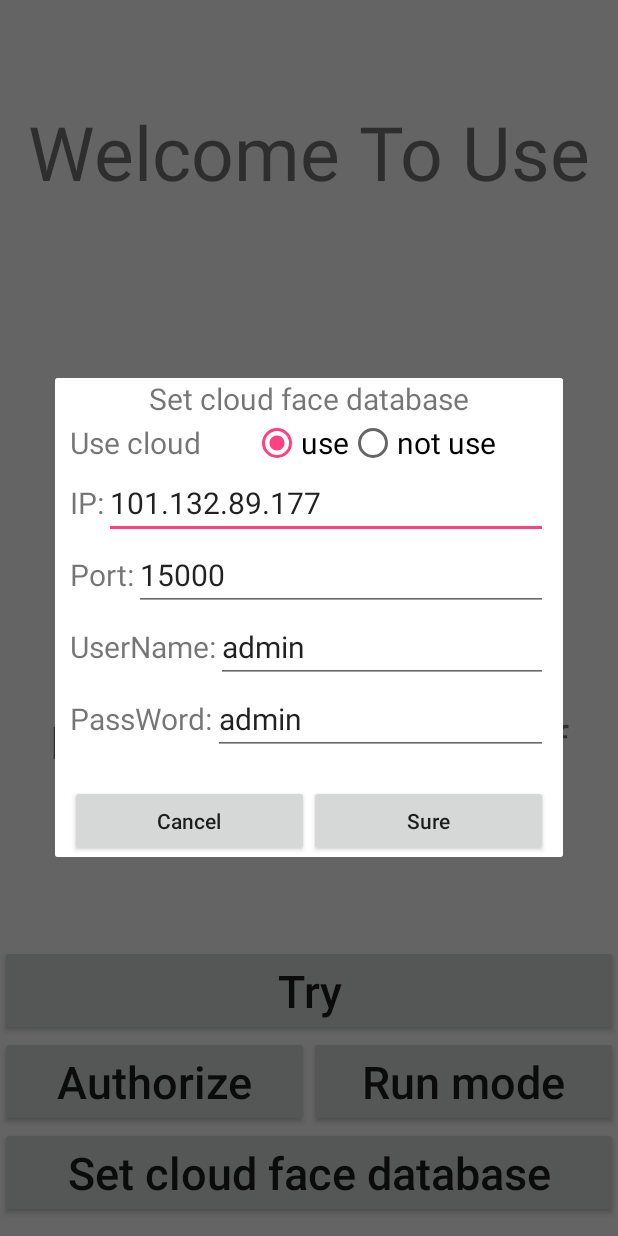
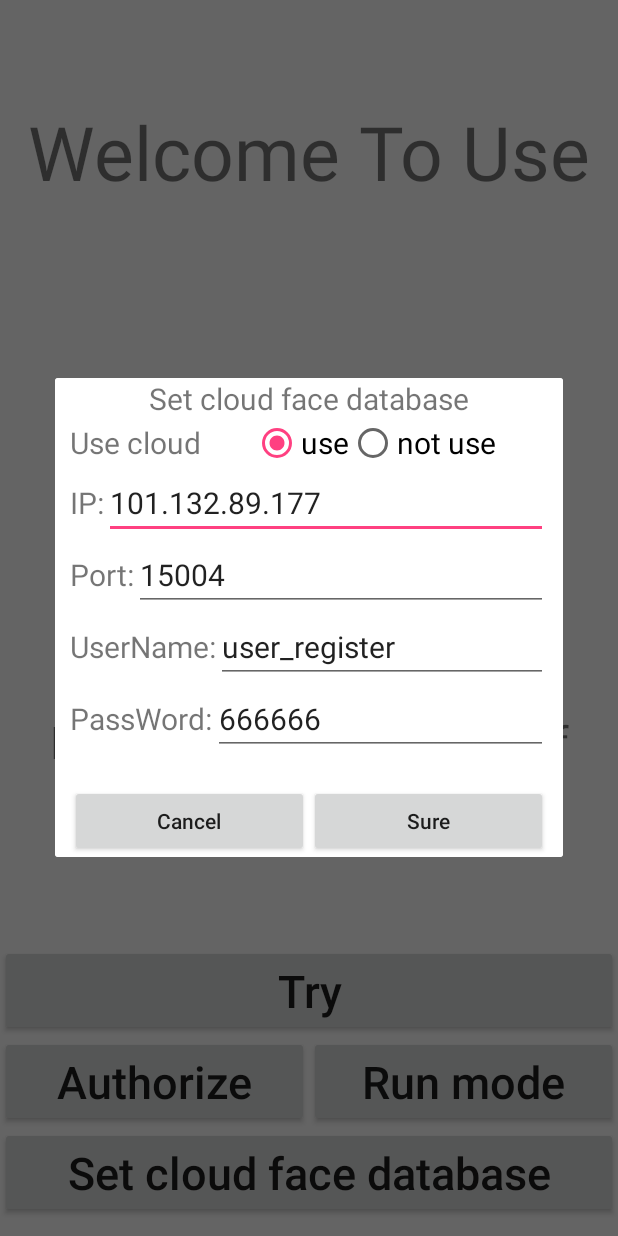
Before and after one commit to alifaceengine/ali_face_engine_android_demo, an Android app: the screen it shows after launch (WelcomeActivity), after a tap on "Set cloud face database", on a phone screen of 412 x 824 dp. Run offline under Robolectric (Android 15) with nearby library versions, the phone set to English and light mode, and no system bars; 8 statements that could not run were skipped.

Commit message:
update 3.5.9 sdk

```diff
--- a/app/src/main/java/com/alibaba/cloud/alifaceenginedemo/SettingDialog.java
+++ b/app/src/main/java/com/alibaba/cloud/alifaceenginedemo/SettingDialog.java
@@ -60,9 +60,9 @@ public class SettingDialog extends Dialog implements RadioGroup.OnCheckedChangeL
         if (useCloud) {
             mCtrlUseCloud.setChecked(true);
             mCtrlIP.setText(SPUtils.get(mContext, SPUtils.KEY_CLOUD_IP, "101.132.89.177").toString());
-            mCtrlPort.setText(SPUtils.get(mContext, SPUtils.KEY_CLOUD_PORT, "15000").toString());
-            mCtrlUserName.setText(SPUtils.get(mContext, SPUtils.KEY_CLOUD_USERNAME, "admin").toString());
-            mCtrlUserPsw.setText(SPUtils.get(mContext, SPUtils.KEY_CLOUD_USERPSW, "admin").toString());
+            mCtrlPort.setText(SPUtils.get(mContext, SPUtils.KEY_CLOUD_PORT, "15004").toString());
+            mCtrlUserName.setText(SPUtils.get(mContext, SPUtils.KEY_CLOUD_USERNAME, "user_register").toString());
+            mCtrlUserPsw.setText(SPUtils.get(mContext, SPUtils.KEY_CLOUD_USERPSW, "666666").toString());
         } else {
             mCtrlNotUseCloud.setChecked(true);
             mCtrlIP.setText("");
@@ -90,9 +90,9 @@ public class SettingDialog extends Dialog implements RadioGroup.OnCheckedChangeL
         switch (checkedId) {
             case R.id.use_cloud_use:
                 mCtrlIP.setText(SPUtils.get(mContext, SPUtils.KEY_CLOUD_IP, "101.132.89.177").toString());
-                mCtrlPort.setText(SPUtils.get(mContext, SPUtils.KEY_CLOUD_PORT, "15000").toString());
-                mCtrlUserName.setText(SPUtils.get(mContext, SPUtils.KEY_CLOUD_USERNAME, "admin").toString());
-                mCtrlUserPsw.setText(SPUtils.get(mContext, SPUtils.KEY_CLOUD_USERPSW, "admin").toString());
+                mCtrlPort.setText(SPUtils.get(mContext, SPUtils.KEY_CLOUD_PORT, "15004").toString());
+                mCtrlUserName.setText(SPUtils.get(mContext, SPUtils.KEY_CLOUD_USERNAME, "user_register").toString());
+                mCtrlUserPsw.setText(SPUtils.get(mContext, SPUtils.KEY_CLOUD_USERPSW, "666666").toString());
                 break;
             case R.id.use_cloud_not_use:
                 mCtrlIP.setText("");
--- a/app/src/main/java/com/alibaba/cloud/alifaceenginedemo/WelcomeActivity.java
+++ b/app/src/main/java/com/alibaba/cloud/alifaceenginedemo/WelcomeActivity.java
@@ -46,21 +46,6 @@ public class WelcomeActivity extends Activity implements View.OnClickListener {
     private void Initialization() {
         filePath = Utils.filePath;
         Log.d(TAG, "FaceEngine.getVersion:" + FaceEngine.getVersion());
-        FaceEngine.enableDebug(true);
-        if (isFile(filePath)) {
-            FaceEngine.setPersistencePath(filePath);
-        }
-
-        boolean useCloud = (Boolean) SPUtils.get(this, SPUtils.KEY_USE_CLOUD, SPUtils.DEFAULT_VALUE_USE_CLOUD);
-        if (useCloud) {
-            FaceEngine.setCloudAddr(SPUtils.get(this, SPUtils.KEY_CLOUD_IP, "101.132.89.177").toString(),
-                    Integer.parseInt(SPUtils.get(this, SPUtils.KEY_CLOUD_PORT, "15000").toString()));
-            FaceEngine.setCloudLoginAccount(SPUtils.get(this, SPUtils.KEY_CLOUD_USERNAME, "admin").toString(),
-                    SPUtils.get(this, SPUtils.KEY_CLOUD_USERPSW, "admin").toString());
-        } else {
-            FaceEngine.setCloudAddr("", 0);
-            FaceEngine.setCloudLoginAccount("", "");
-        }
 
         if (!SPUtils.hasAuthKey(this)) {
             SPUtils.setAuthKey(this, "eyJ2ZW5kb3JJZCI6ImNlc2hpX3ZlbmRvciIsInJvbGUiOjIsImNvZGUiOiJBNEU1QzZCNkMxQkY4RkZENjgwRTY2NkIzMkIxNjI2RSIsImV4cGlyZSI6IjIwMTkwODMxIiwidHlwZSI6MX0=");
@@ -71,6 +56,23 @@ public class WelcomeActivity extends Activity implements View.OnClickListener {
             toastAuthFail();
         } else {
             AuthSuccess = true;
+        }
+
+        FaceEngine.enableDebug(true);
+
+        if (isFile(filePath)) {
+            FaceEngine.setPersistencePath(filePath);
+        }
+
+        boolean useCloud = (Boolean) SPUtils.get(this, SPUtils.KEY_USE_CLOUD, SPUtils.DEFAULT_VALUE_USE_CLOUD);
+        if (useCloud) {
+            FaceEngine.setCloudAddr(SPUtils.get(this, SPUtils.KEY_CLOUD_IP, "101.132.89.177").toString(),
+                    Integer.parseInt(SPUtils.get(this, SPUtils.KEY_CLOUD_PORT, "15004").toString()));
+            FaceEngine.setCloudLoginAccount(SPUtils.get(this, SPUtils.KEY_CLOUD_USERNAME, "user_register").toString(),
+                    SPUtils.get(this, SPUtils.KEY_CLOUD_USERPSW, "666666").toString());
+        } else {
+            FaceEngine.setCloudAddr("", 0);
+            FaceEngine.setCloudLoginAccount("", "");
         }
     }
 
--- a/app/src/main/res/layout/create_group.xml
+++ b/app/src/main/res/layout/create_group.xml
@@ -66,7 +66,7 @@
                 android:layout_height="wrap_content"
                 android:layout_gravity="center_horizontal"
                 android:checked="false"
-                android:text="@string/big"
+                android:text="100K"
                 android:textSize="20sp" />
 
             <RadioButton
@@ -75,7 +75,7 @@
                 android:layout_height="wrap_content"
                 android:layout_gravity="center_horizontal"
                 android:checked="false"
-                android:text="@string/small"
+                android:text="3K"
                 android:textSize="20sp" />
         </RadioGroup>
     </RelativeLayout>
--- a/app/src/main/res/values/strings.xml
+++ b/app/src/main/res/values/strings.xml
@@ -37,8 +37,8 @@
     <string name="pass_word">PassWord:</string>
     <string name="cancel">Cancel</string>
     <string name="model_type">Type:</string>
-    <string name="big">Big</string>
-    <string name="small">Small</string>
+    <string name="big">100K</string>
+    <string name="small">3K</string>
     <string name="group_name">GroupName:</string>
     <string name="dialog_message_group_name">group name can not be empty</string>
     <string name="auth_key">Key</string>
```
Also changed, not shown: app/src/main/java/com/alibaba/cloud/alifaceenginedemo/RecognizeCameraActivity.java (+4 -9 lines), app/src/main/java/com/alibaba/cloud/alifaceenginedemo/RecognizePhotoActivity.java (+3 -4 lines), 1 other file.
